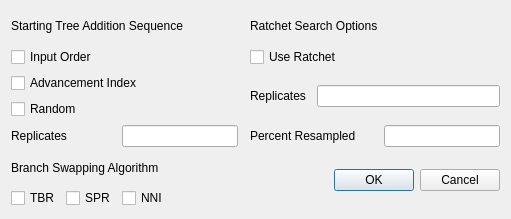
First picture: the form in gui/Morphy/heuristicsearchdialog.ui, repository mbrazeau/MorphyWeb, before the edit.
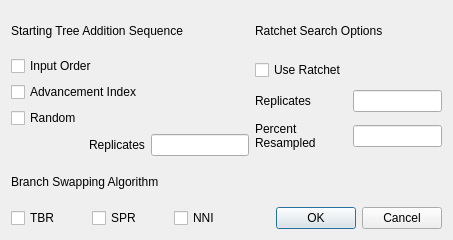
Second picture: the form after the edit.

Commit message: added temp states for tips; GUI tweaks

The edit to the form file:
```diff
--- a/gui/Morphy/heuristicsearchdialog.ui
+++ b/gui/Morphy/heuristicsearchdialog.ui
@@ -6,91 +6,154 @@
    <rect>
     <x>0</x>
     <y>0</y>
-    <width>511</width>
-    <height>219</height>
+    <width>453</width>
+    <height>240</height>
    </rect>
   </property>
+  <property name="sizePolicy">
+   <sizepolicy hsizetype="Fixed" vsizetype="Fixed">
+    <horstretch>0</horstretch>
+    <verstretch>0</verstretch>
+   </sizepolicy>
+  </property>
   <property name="windowTitle">
    <string>Heuristic Search Options</string>
   </property>
-  <layout class="QGridLayout" name="gridLayout">
-   <item row="0" column="0" colspan="4">
+  <property name="sizeGripEnabled">
+   <bool>false</bool>
+  </property>
+  <layout class="QGridLayout" name="gridLayout_3">
+   <item row="0" column="0">
     <widget class="QLabel" name="StartingTreeAddSeq">
      <property name="text">
       <string>Starting Tree Addition Sequence</string>
      </property>
     </widget>
    </item>
-   <item row="0" column="4" colspan="2">
+   <item row="0" column="1">
     <widget class="QLabel" name="label">
      <property name="text">
       <string>Ratchet Search Options</string>
      </property>
     </widget>
    </item>
-   <item row="1" column="0" colspan="2">
+   <item row="1" column="0">
+    <layout class="QGridLayout" name="gridLayout">
+     <item row="4" column="0">
+      <widget class="QCheckBox" name="checkBox_3">
+       <property name="text">
+        <string>Random</string>
+       </property>
+      </widget>
+     </item>
+     <item row="1" column="0">
+      <widget class="QCheckBox" name="checkBox_2">
+       <property name="text">
+        <string>Advancement Index</string>
+       </property>
+      </widget>
+     </item>
+     <item row="0" column="0">
     <widget class="QCheckBox" name="checkBox">
      <property name="text">
       <string>Input Order</string>
      </property>
     </widget>
    </item>
-   <item row="1" column="4" colspan="2">
+     <item row="5" column="0">
+      <layout class="QHBoxLayout" name="horizontalLayout">
+       <item>
+        <spacer name="horizontalSpacer">
+         <property name="orientation">
+          <enum>Qt::Horizontal</enum>
+         </property>
+         <property name="sizeHint" stdset="0">
+          <size>
+           <width>88</width>
+           <height>21</height>
+          </size>
+         </property>
+        </spacer>
+       </item>
+       <item>
+        <widget class="QLabel" name="RASReplicates">
+         <property name="text">
+          <string>Replicates</string>
+         </property>
+        </widget>
+       </item>
+       <item>
+        <widget class="QLineEdit" name="lineEdit"/>
+       </item>
+      </layout>
+     </item>
+    </layout>
+   </item>
+   <item row="1" column="1">
+    <layout class="QGridLayout" name="gridLayout_2">
+     <item row="0" column="0">
     <widget class="QCheckBox" name="checkBox_4">
      <property name="text">
       <string>Use Ratchet</string>
      </property>
     </widget>
    </item>
-   <item row="2" column="0" colspan="3">
-    <widget class="QCheckBox" name="checkBox_2">
-     <property name="text">
-      <string>Advancement Index</string>
-     </property>
-    </widget>
-   </item>
-   <item row="2" column="4" rowspan="2">
-    <widget class="QLabel" name="RatchReplicates">
-     <property name="text">
-      <string>Replicates</string>
-     </property>
-    </widget>
-   </item>
-   <item row="2" column="5" rowspan="2" colspan="2">
+     <item row="1" column="1">
     <widget class="QLineEdit" name="lineEdit_2"/>
    </item>
-   <item row="3" column="0" colspan="2">
-    <widget class="QCheckBox" name="checkBox_3">
-     <property name="text">
-      <string>Random</string>
-     </property>
-    </widget>
-   </item>
-   <item row="4" column="4" colspan="2">
+     <item row="2" column="0">
     <widget class="QLabel" name="label_3">
      <property name="text">
-      <string>Percent Resampled</string>
+        <string>Percent
+Resampled</string>
      </property>
     </widget>
    </item>
-   <item row="4" column="6">
+     <item row="2" column="1">
     <widget class="QLineEdit" name="lineEdit_3"/>
    </item>
-   <item row="5" column="0" colspan="4">
+     <item row="1" column="0">
+      <widget class="QLabel" name="RatchReplicates">
+       <property name="text">
+        <string>Replicates</string>
+       </property>
+      </widget>
+     </item>
+    </layout>
+   </item>
+   <item row="2" column="0">
     <widget class="QLabel" name="label_4">
      <property name="text">
       <string>Branch Swapping Algorithm</string>
      </property>
     </widget>
    </item>
-   <item row="6" column="0">
+   <item row="3" column="0">
+    <layout class="QHBoxLayout" name="horizontalLayout_2">
+     <item>
     <widget class="QCheckBox" name="checkBox_5">
      <property name="text">
       <string>TBR</string>
      </property>
     </widget>
    </item>
-   <item row="5" column="5" rowspan="2" colspan="2">
+     <item>
+      <widget class="QCheckBox" name="checkBox_6">
+       <property name="text">
+        <string>SPR</string>
+       </property>
+      </widget>
+     </item>
+     <item>
+      <widget class="QCheckBox" name="checkBox_7">
+       <property name="text">
+        <string>NNI</string>
+       </property>
+      </widget>
+     </item>
+    </layout>
+   </item>
+   <item row="3" column="1">
     <widget class="QDialogButtonBox" name="buttonBox">
      <property name="orientation">
       <enum>Qt::Horizontal</enum>
@@ -100,30 +163,6 @@
      </property>
     </widget>
    </item>
-   <item row="4" column="2">
-    <widget class="QLineEdit" name="lineEdit"/>
-   </item>
-   <item row="6" column="2">
-    <widget class="QCheckBox" name="checkBox_7">
-     <property name="text">
-      <string>NNI</string>
-     </property>
-    </widget>
-   </item>
-   <item row="6" column="1">
-    <widget class="QCheckBox" name="checkBox_6">
-     <property name="text">
-      <string>SPR</string>
-     </property>
-    </widget>
-   </item>
-   <item row="4" column="0" colspan="2">
-    <widget class="QLabel" name="RASReplicates">
-     <property name="text">
-      <string>Replicates</string>
-     </property>
-    </widget>
-   </item>
   </layout>
  </widget>
  <resources/>
```
Lines whose indentation alone changed are shown as unchanged. The commit also changes 7 other files.
